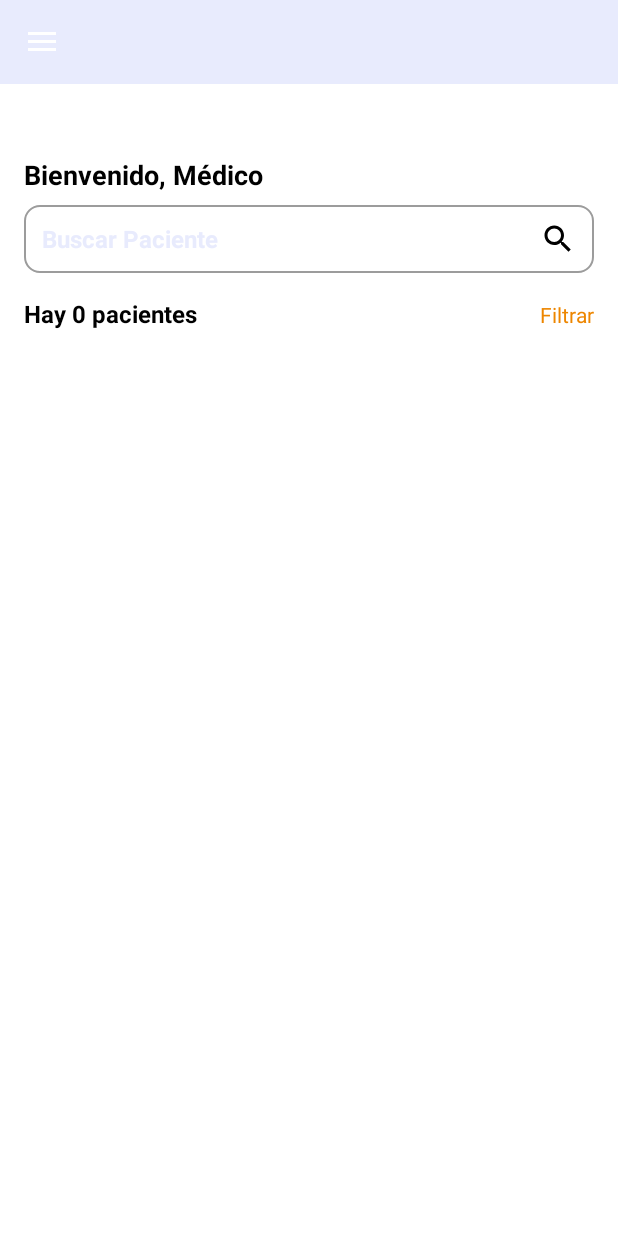
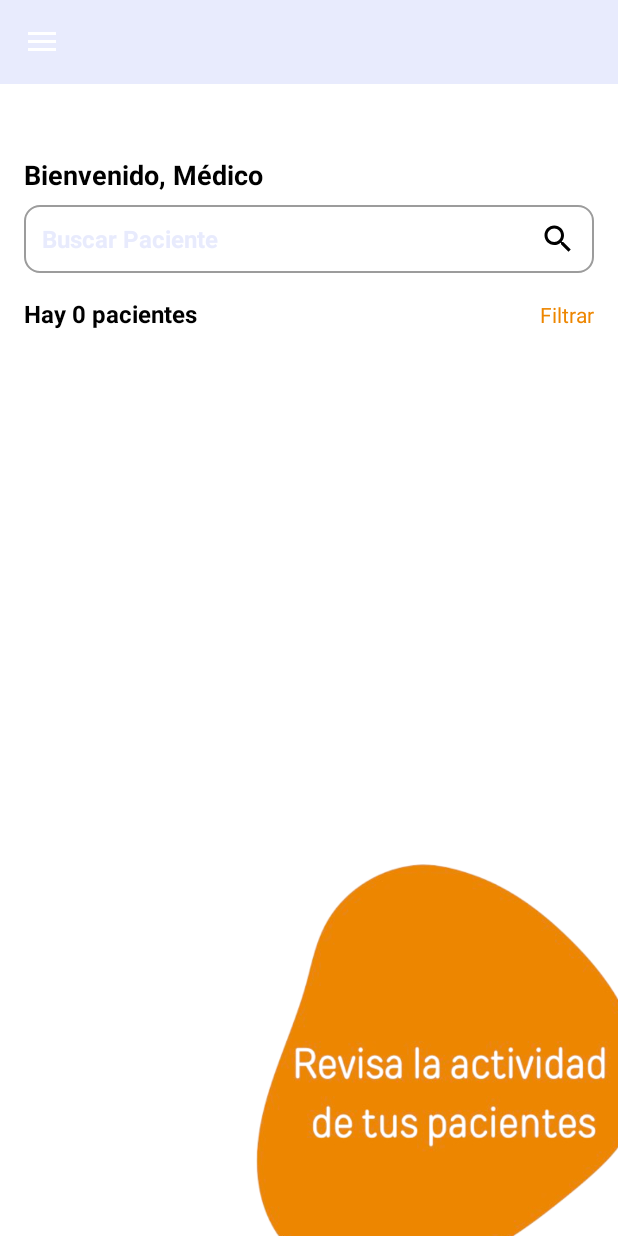
Before and after one commit to Doblado3/NutriMatev1, an Android app: the HomeFragmentMed screen opened directly, with no data from a screen before it, on a phone screen of 412 x 824 dp. Run offline under Robolectric (Android 15) with nearby library versions, the phone set to English and light mode, and no system bars; our stand-ins replace Firebase (no records; nobody signed in at launch, a user with empty details on screens opened directly).

```diff
--- a/app/src/main/java/com/example/nutrimatev1/modelo/Paciente.kt
+++ b/app/src/main/java/com/example/nutrimatev1/modelo/Paciente.kt
@@ -2,5 +2,5 @@ package com.example.nutrimatev1.modelo
 
 import java.util.Calendar
 
-class Paciente(val id:String,val nombre: String, val fechanac: Calendar) {
+class Paciente(val id:String,val nombre: String, val email: String, val fechanac: Calendar) {
 }
--- a/app/src/main/res/layout/fragment_home_med.xml
+++ b/app/src/main/res/layout/fragment_home_med.xml
@@ -7,20 +7,33 @@
     android:background="@color/white"
     tools:context=".medico.HomeFragmentMed">
 
+    <ImageView
+        android:id="@+id/imageView2"
+        android:layout_width="400dp"
+        android:layout_height="300dp"
+        android:layout_marginStart="180dp"
+        android:layout_marginTop="550dp"
+        android:src="@drawable/revisa_forma"
+        app:layout_constraintBottom_toBottomOf="parent"
+        app:layout_constraintEnd_toEndOf="parent"
+        app:layout_constraintStart_toStartOf="parent"
+        app:layout_constraintTop_toTopOf="@+id/scrollView2" />
+
     <ScrollView
+        android:id="@+id/scrollView2"
         android:layout_width="match_parent"
         android:layout_height="match_parent">
 
         <LinearLayout
             android:layout_width="match_parent"
             android:layout_height="wrap_content"
-            android:orientation="vertical" >
+            android:orientation="vertical">
 
             <LinearLayout
                 android:layout_width="match_parent"
                 android:layout_height="match_parent"
+                android:layout_marginStart="16dp"
                 android:layout_marginTop="48dp"
-                android:layout_marginStart="16dp"
                 android:layout_marginEnd="16dp"
                 android:orientation="horizontal">
 
@@ -35,9 +48,9 @@
                         android:layout_width="match_parent"
                         android:layout_height="wrap_content"
                         android:text="¡Hola, $Nombre!"
+                        android:textColor="@color/black"
                         android:textSize="18sp"
-                        android:textStyle="bold"
-                        android:textColor="@color/black"/>
+                        android:textStyle="bold" />
 
                 </LinearLayout>
             </LinearLayout>
@@ -46,24 +59,24 @@
                 android:id="@+id/editTextText4"
                 android:layout_width="match_parent"
                 android:layout_height="45dp"
-                android:padding="12dp"
-                android:textSize="16sp"
+                android:layout_marginHorizontal="16dp"
+                android:layout_marginTop="8dp"
+                android:background="@drawable/edt_bg"
                 android:drawableEnd="@drawable/baseline_search_24"
                 android:ems="10"
-                android:textStyle="bold"
+                android:hint="Buscar Paciente"
                 android:inputType="text"
-                android:hint="Buscar Paciente"
+                android:padding="12dp"
                 android:textColor="@color/black"
                 android:textColorHint="@color/prueba2"
-                android:layout_marginHorizontal="16dp"
-                android:layout_marginTop="8dp"
-                android:background="@drawable/edt_bg"/>
+                android:textSize="16sp"
+                android:textStyle="bold" />
 
             <LinearLayout
                 android:layout_width="match_parent"
                 android:layout_height="match_parent"
+                android:layout_marginHorizontal="16dp"
                 android:layout_marginTop="16dp"
-                android:layout_marginHorizontal="16dp"
                 android:orientation="horizontal">
 
                 <TextView
@@ -73,15 +86,15 @@
                     android:layout_weight="1"
                     android:text="Pacientes mostrados"
                     android:textColor="@color/black"
-                    android:textStyle="bold"
-                    android:textSize="16sp"/>
+                    android:textSize="16sp"
+                    android:textStyle="bold" />
 
                 <TextView
                     android:id="@+id/textView4"
                     android:layout_width="wrap_content"
                     android:layout_height="wrap_content"
                     android:text="Filtrar"
-                    android:textColor="@color/prueba"/>
+                    android:textColor="@color/prueba" />
 
             </LinearLayout>
 
@@ -99,8 +112,10 @@
                     app:layout_constraintEnd_toEndOf="parent"
                     app:layout_constraintStart_toStartOf="parent"
                     app:layout_constraintTop_toTopOf="parent" />
+
             </androidx.constraintlayout.widget.ConstraintLayout>
 
         </LinearLayout>
     </ScrollView>
+
 </androidx.constraintlayout.widget.ConstraintLayout>
--- a/app/src/main/res/layout/layout_pacientes.xml
+++ b/app/src/main/res/layout/layout_pacientes.xml
@@ -10,7 +10,7 @@
         android:id="@+id/imageView3"
         android:layout_width="63dp"
         android:layout_height="63dp"
-        android:background="@color/prueba2"
+        android:background="@color/prueba"
         app:layout_constraintBottom_toBottomOf="parent"
         app:layout_constraintStart_toStartOf="parent"
         app:layout_constraintTop_toTopOf="parent"
@@ -32,7 +32,7 @@
         android:id="@+id/textView_fechanacPac"
         android:layout_width="wrap_content"
         android:layout_height="wrap_content"
-        android:paddingLeft="8dp"
+        android:layout_marginStart="8dp"
         android:text="Fecha"
         android:textColor="@color/grey"
         android:textSize="16sp"
--- a/app/src/main/res/values/colors.xml
+++ b/app/src/main/res/values/colors.xml
@@ -9,6 +9,7 @@
     <color name="prueba">#ED8600</color>
     <color name="prueba2">#e8ebfd</color>
     <color name="prueba3">#0057ee</color>
+    <color name="rojo">#ff0000</color>
 
     <color name="primaryVariant">#cc7d28</color>
     <color name="secondaryVariant">#427fc2</color>
```
Also changed, not shown: app/src/main/java/com/example/nutrimatev1/medico/DetallesPacFragmentMed.kt (+15 -6 lines), app/src/main/java/com/example/nutrimatev1/medico/HomeFragmentMed.kt (+8 -6 lines), app/src/main/res/layout/fragment_detalles_pac_med.xml (+11 -11 lines), app/src/main/res/drawable/revisa_forma.png (added).
